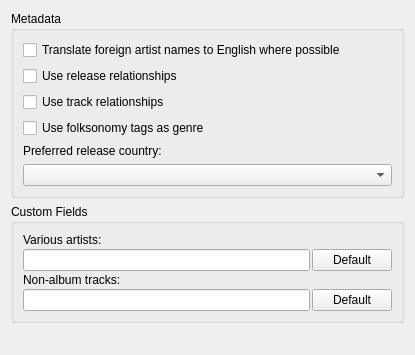
Above: ui/options_metadata.ui from metabrainz/picard before the change. Below: the same form after it.
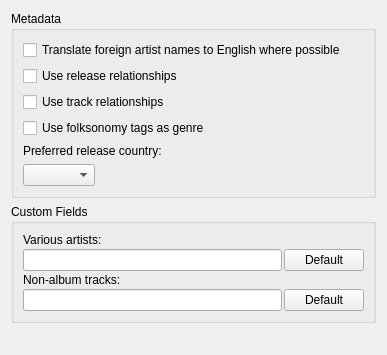
That is the form after the change.

Commit message: Make the release country combobox not expanding.

```diff
--- a/ui/options_metadata.ui
+++ b/ui/options_metadata.ui
@@ -5,7 +5,7 @@
    <rect>
     <x>0</x>
     <y>0</y>
-    <width>415</width>
+    <width>387</width>
     <height>355</height>
    </rect>
   </property>
@@ -16,44 +16,57 @@
       <string>Metadata</string>
      </property>
      <layout class="QGridLayout" >
-      <item row="0" column="0" >
+      <item row="0" column="0" colspan="2" >
        <widget class="QCheckBox" name="translate_artist_names" >
         <property name="text" >
          <string>Translate foreign artist names to English where possible</string>
         </property>
        </widget>
       </item>
-      <item row="1" column="0" >
+      <item row="1" column="0" colspan="2" >
        <widget class="QCheckBox" name="release_ars" >
         <property name="text" >
          <string>Use release relationships</string>
         </property>
        </widget>
       </item>
-      <item row="2" column="0" >
+      <item row="2" column="0" colspan="2" >
        <widget class="QCheckBox" name="track_ars" >
         <property name="text" >
          <string>Use track relationships</string>
         </property>
        </widget>
       </item>
-      <item row="3" column="0" >
+      <item row="3" column="0" colspan="2" >
        <widget class="QCheckBox" name="folksonomy_tags" >
         <property name="text" >
          <string>Use folksonomy tags as genre</string>
         </property>
        </widget>
       </item>
-      <item row="5" column="0" >
-       <widget class="QComboBox" name="preferred_release_country" />
-      </item>
-      <item row="4" column="0" >
+      <item row="4" column="0" colspan="2" >
        <widget class="QLabel" name="label" >
         <property name="text" >
          <string>Preferred release country:</string>
         </property>
        </widget>
       </item>
+      <item row="5" column="0" >
+       <widget class="QComboBox" name="preferred_release_country" />
+      </item>
+      <item row="5" column="1" >
+       <spacer>
+        <property name="orientation" >
+         <enum>Qt::Horizontal</enum>
+        </property>
+        <property name="sizeHint" >
+         <size>
+          <width>161</width>
+          <height>20</height>
+         </size>
+        </property>
+       </spacer>
+      </item>
      </layout>
     </widget>
    </item>
@@ -131,8 +144,8 @@
      </property>
      <property name="sizeHint" >
       <size>
-       <width>331</width>
-       <height>41</height>
+       <width>261</width>
+       <height>16</height>
       </size>
      </property>
     </spacer>
```
The commit also changes 1 other file.
